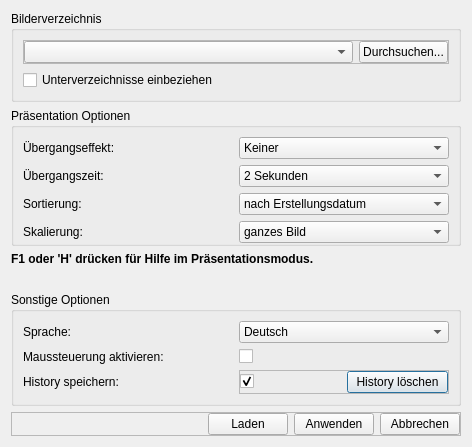
Qt form settingsdialog.ui (hel800/picture-show) before a commit.
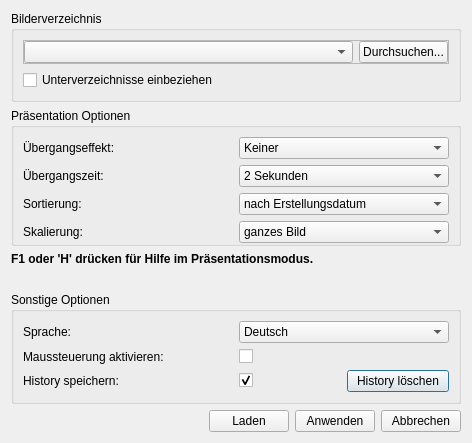
The same form after that commit.

Commit message: frame style changed

```diff
--- a/settingsdialog.ui
+++ b/settingsdialog.ui
@@ -44,7 +44,7 @@
     </spacer>
    </item>
    <item row="5" column="0">
-    <widget class="QGroupBox" name="groupBox">
+    <widget class="QGroupBox" name="groupBox_2">
      <property name="minimumSize">
       <size>
        <width>0</width>
@@ -115,10 +115,10 @@
       <item row="2" column="1">
        <widget class="QFrame" name="frame_2">
         <property name="frameShape">
-         <enum>QFrame::StyledPanel</enum>
+         <enum>QFrame::NoFrame</enum>
         </property>
         <property name="frameShadow">
-         <enum>QFrame::Raised</enum>
+         <enum>QFrame::Plain</enum>
         </property>
         <layout class="QHBoxLayout" name="horizontalLayout_3">
          <property name="margin">
@@ -386,10 +386,10 @@
    <item row="6" column="0">
     <widget class="QFrame" name="frame">
      <property name="frameShape">
-      <enum>QFrame::StyledPanel</enum>
+      <enum>QFrame::NoFrame</enum>
      </property>
      <property name="frameShadow">
-      <enum>QFrame::Raised</enum>
+      <enum>QFrame::Plain</enum>
      </property>
      <layout class="QHBoxLayout" name="horizontalLayout_2">
       <property name="margin">
```
Left out of the diff: 3 changed lines with no effect on the pictures. The commit also changes 1 other file.
